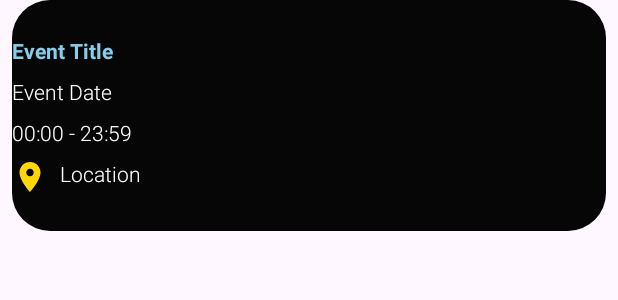
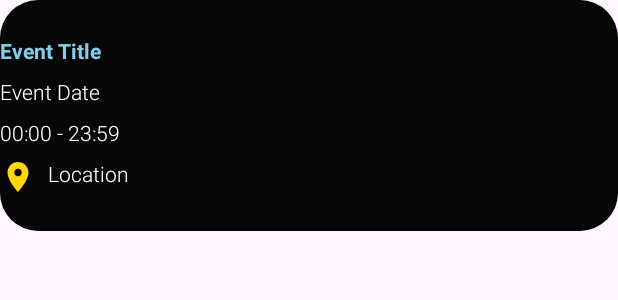
Before and after one commit to CMPUT301W24T27/NoStack, an Android app: the layout eventlistcontent.xml on its own in the app's theme, with its tools: preview values and no code run, on a phone screen of 412 x 824 dp. Shown: the top 300 px of the screen. Run offline under Robolectric (Android 15) with nearby library versions, the phone set to English and light mode, and no system bars.

Commit message:
More than half completed EventArrayAdapter and OrganizerHome

```diff
--- a/app/src/main/java/com/example/nostack/utils/Announcement.java
+++ b/app/src/main/java/com/example/nostack/utils/Announcement.java
@@ -38,4 +38,7 @@ public class Announcement {
         this.announcementDateTime = announcementDateTime;
         this.priority = priority;
     }
+
+    public Announcement() {
+    }
 }
--- a/app/src/main/java/com/example/nostack/utils/Event.java
+++ b/app/src/main/java/com/example/nostack/utils/Event.java
@@ -31,6 +31,9 @@ public class Event {
         name = eventName;
         id = eventId;
         attendees = new ArrayList<>();
+    }
+
+    public Event() {
     }
 
     public Event(String eventName, String eventId, String eventLocation) {
--- a/app/src/main/java/com/example/nostack/utils/QrCode.java
+++ b/app/src/main/java/com/example/nostack/utils/QrCode.java
@@ -10,6 +10,9 @@ public class QrCode {
     private String code;
     private String eventId;
     private boolean active;
+
+    public QrCode() {
+    }
 
     public QrCode(int type, String code, String eventId) {
         this.type = type;
--- a/app/src/main/res/layout/eventlistcontent.xml
+++ b/app/src/main/res/layout/eventlistcontent.xml
@@ -2,23 +2,17 @@
 <androidx.constraintlayout.widget.ConstraintLayout xmlns:android="http://schemas.android.com/apk/res/android"
     xmlns:app="http://schemas.android.com/apk/res-auto"
     xmlns:tools="http://schemas.android.com/tools"
+    android:id="@+id/eventListView"
     android:layout_width="match_parent"
-    android:layout_height="match_parent">
+    android:layout_height="wrap_content">
 
     <androidx.constraintlayout.widget.ConstraintLayout
         android:layout_width="match_parent"
-        android:layout_height="wrap_content"
-        android:layout_marginStart="8dp"
-        android:layout_marginEnd="8dp"
+        android:layout_height="0dp"
         android:background="@drawable/sign_in_up_background"
         android:backgroundTint="#060606"
         android:orientation="vertical"
-        app:layout_constraintBottom_toBottomOf="parent"
-        app:layout_constraintEnd_toEndOf="parent"
-        app:layout_constraintHorizontal_bias="0.0"
-        app:layout_constraintStart_toStartOf="parent"
-        app:layout_constraintTop_toTopOf="parent"
-        app:layout_constraintVertical_bias="0.0">
+        app:layout_constraintTop_toTopOf="parent">
 
         <ImageView
             android:id="@+id/EventListContentPosterImage"
--- a/app/src/main/res/layout/fragment_organizer_home.xml
+++ b/app/src/main/res/layout/fragment_organizer_home.xml
@@ -96,13 +96,13 @@
         </GridLayout>
 
         <ListView
+            android:id="@+id/organizerEventList"
             android:layout_width="wrap_content"
             android:layout_height="0dp"
             android:layout_marginTop="8dp"
             app:layout_constraintBottom_toBottomOf="parent"
             app:layout_constraintStart_toStartOf="parent"
-            app:layout_constraintTop_toBottomOf="@+id/gridLayout2" >
-        </ListView>
+            app:layout_constraintTop_toBottomOf="@+id/gridLayout2"></ListView>
 
         <Button
             android:id="@+id/AddEventButton"
```
Also changed, not shown: app/src/main/java/com/example/nostack/ui/organizer/OrganizerHome.java (+5 -3 lines), app/src/main/java/com/example/nostack/utils/EventArrayAdapter.java (+9 -2 lines).
